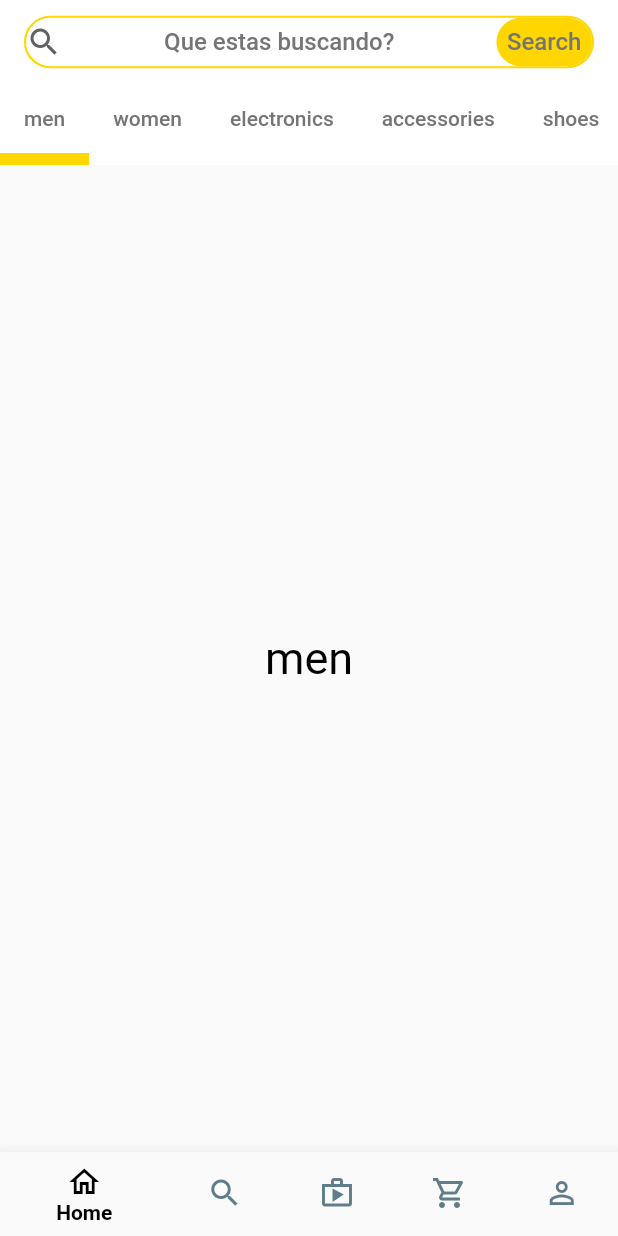
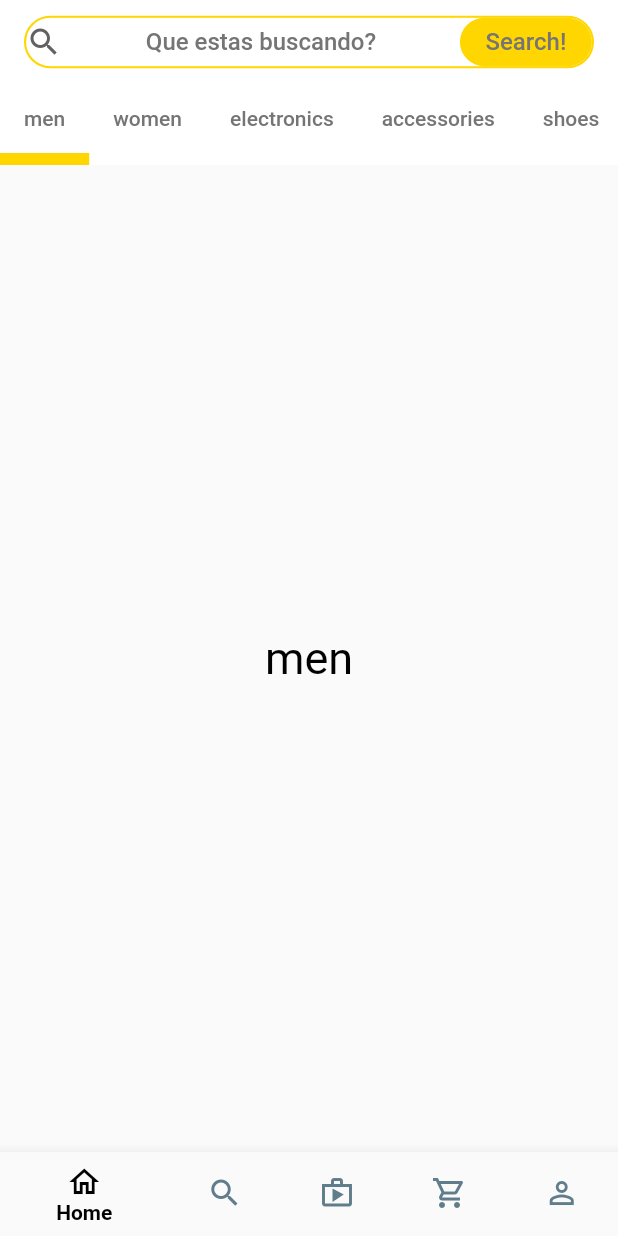
Before and after one commit to FSALVA157/fl_tienda_online_2022, a Flutter app: the screen it shows after launch, on a phone screen of 412 x 824 dp. Run offline on Flutter 3.47's test engine with Material 2 defaults, Android fonts, the phone set to English and light mode, and no system bars.

Commit message:
implementando search delegate

```diff
--- a/lib/main_screens/home.dart
+++ b/lib/main_screens/home.dart
@@ -1,4 +1,5 @@
 import 'package:fl_tienda_online/themes/app_theme.dart';
+import 'package:fl_tienda_online/widgets/search/product_search_delegate.dart';
 import 'package:flutter/cupertino.dart';
 import 'package:flutter/material.dart';
 
@@ -25,7 +26,7 @@ class Home extends StatelessWidget {
         appBar: AppBar(
           elevation: 0,
           backgroundColor: Colors.white,
-          title: _customSearchBox(),
+          title: _customSearchBox(context),
           bottom: TabBar(
             isScrollable: true,
             indicatorColor: AppTheme.primary_color,
@@ -40,7 +41,7 @@ class Home extends StatelessWidget {
     );
   }
 
-  Container _customSearchBox() => Container(
+  Container _customSearchBox(BuildContext context) => Container(
     height: 35,
     decoration: BoxDecoration(
       border: Border.all(color: AppTheme.primary_color, width: 1.4),
@@ -51,12 +52,25 @@ class Home extends StatelessWidget {
       children: [
         Icon(Icons.search_outlined, color: Colors.grey.shade700,),
         Text('Que estas buscando?', style: TextStyle(color: Colors.grey.shade600, fontSize: 16),),
-      Container(
-        padding: EdgeInsets.symmetric(horizontal: 7),
-        decoration: BoxDecoration(color:AppTheme.primary_color, borderRadius: BorderRadius.circular(25)),
-        height: 42,
-        child: Center(child: Text('Search', style: TextStyle(color: Colors.grey.shade600, fontSize: 16),)),
-        )
+        MaterialButton(
+          onPressed: (() => showSearch(
+            context: context,
+            delegate: ProductSearchDelegate()
+            )),
+            shape: RoundedRectangleBorder(
+              borderRadius: BorderRadius.circular(25)
+            ),
+            color: AppTheme.primary_color,
+            elevation: 0,
+            disabledColor: Colors.grey,
+            child: Text('Search!', style: TextStyle(color: Colors.grey.shade600, fontSize: 16),
+        ))
+      // Container(
+      //   padding: EdgeInsets.symmetric(horizontal: 7),
+      //   decoration: BoxDecoration(color:AppTheme.primary_color, borderRadius: BorderRadius.circular(25)),
+      //   height: 42,
+      //   child: Center(child: Text('Search', style: TextStyle(color: Colors.grey.shade600, fontSize: 16),)),
+      //   )
       ],
     ),
   );
--- /dev/null
+++ b/lib/widgets/search/product_search_delegate.dart
@@ -0,0 +1,29 @@
+
+import 'package:flutter/material.dart';
+
+class ProductSearchDelegate extends SearchDelegate{
+  @override
+  List<Widget>? buildActions(BuildContext context) {
+    // TODO: implement buildActions
+    throw UnimplementedError();
+  }
+
+  @override
+  Widget? buildLeading(BuildContext context) {
+    // TODO: implement buildLeading
+    throw UnimplementedError();
+  }
+
+  @override
+  Widget buildResults(BuildContext context) {
+    // TODO: implement buildResults
+    throw UnimplementedError();
+  }
+
+  @override
+  Widget buildSuggestions(BuildContext context) {
+    // TODO: implement buildSuggestions
+    throw UnimplementedError();
+  }
+
+}
```
